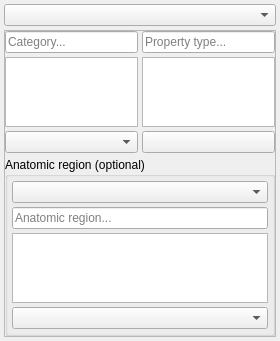
Before: the Qt Designer form Modules/Loadable/Terminologies/Widgets/Resources/UI/qSlicerTerminologyNavigatorWidget.ui in Slicer/SlicerGitSVNArchive, drawn with Qt 5.
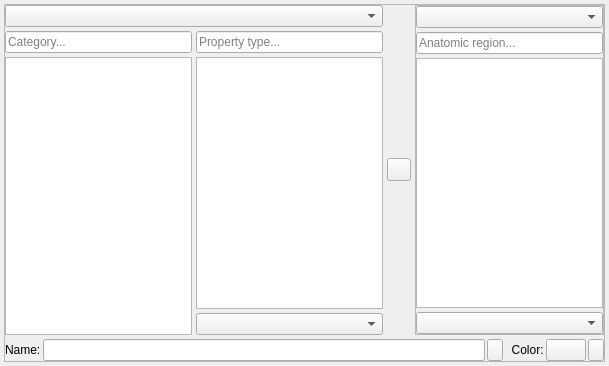
After: the same form once the commit is applied. Icons and pictures are not drawn. Custom widgets are drawn as their Qt base class.

Commit message:
ENH: Default segment names and terminologies; changed terminology selector layout
By default segments get consecutive colors from the generic anatomy color table, Tissue/Tissue terminology entry, and the same name as before (Segment_N). They now store whether name and color are automatically generated, and the auto-generated values only override these values if they were not manually changed.
Terminology selector layout has been changed, and name field added on the bottom.

```diff
--- a/Modules/Loadable/Terminologies/Widgets/Resources/UI/qSlicerTerminologyNavigatorWidget.ui
+++ b/Modules/Loadable/Terminologies/Widgets/Resources/UI/qSlicerTerminologyNavigatorWidget.ui
@@ -6,8 +6,8 @@
    <rect>
     <x>0</x>
     <y>0</y>
-    <width>280</width>
-    <height>327</height>
+    <width>609</width>
+    <height>366</height>
    </rect>
   </property>
   <property name="windowTitle">
@@ -20,13 +20,6 @@
    <property name="spacing">
     <number>4</number>
    </property>
-   <item row="0" column="1" colspan="2">
-    <widget class="ctkComboBox" name="ComboBox_Terminology">
-     <property name="defaultText">
-      <string>Select terminology...</string>
-     </property>
-    </widget>
-   </item>
    <item row="4" column="1" colspan="2">
     <widget class="QFrame" name="frame_TerminologyEntry">
      <property name="sizePolicy">
@@ -48,7 +41,115 @@
       <property name="spacing">
        <number>4</number>
       </property>
+      <item row="4" column="0" colspan="4">
+       <layout class="QHBoxLayout" name="horizontalLayout_2">
+        <property name="spacing">
+         <number>2</number>
+        </property>
+        <item>
+         <widget class="QLabel" name="label_Name">
+          <property name="text">
+           <string>Name:</string>
+          </property>
+         </widget>
+        </item>
+        <item>
+         <widget class="QLineEdit" name="lineEdit_Name"/>
+        </item>
+        <item>
+         <widget class="QPushButton" name="pushButton_ResetName">
+          <property name="maximumSize">
+           <size>
+            <width>16</width>
+            <height>16777215</height>
+           </size>
+          </property>
+          <property name="text">
+           <string/>
+          </property>
+          <property name="icon">
+           <iconset resource="../qSlicerTerminologiesModuleWidgets.qrc">
+            <normaloff>:/Icons/ResetProperty.png</normaloff>:/Icons/ResetProperty.png</iconset>
+          </property>
+         </widget>
+        </item>
+        <item>
+         <widget class="QLabel" name="label">
+          <property name="text">
+           <string>  Color:</string>
+          </property>
+         </widget>
+        </item>
+        <item>
+         <widget class="ctkColorPickerButton" name="ColorPickerButton_RecommendedRGB">
+          <property name="displayColorName">
+           <bool>false</bool>
+          </property>
+         </widget>
+        </item>
+        <item>
+         <widget class="QPushButton" name="pushButton_ResetColor">
+          <property name="maximumSize">
+           <size>
+            <width>16</width>
+            <height>16777215</height>
+           </size>
+          </property>
+          <property name="text">
+           <string/>
+          </property>
+          <property name="icon">
+           <iconset resource="../qSlicerTerminologiesModuleWidgets.qrc">
+            <normaloff>:/Icons/ResetProperty.png</normaloff>:/Icons/ResetProperty.png</iconset>
+          </property>
+         </widget>
+        </item>
+       </layout>
+      </item>
+      <item row="3" column="1">
+       <widget class="ctkComboBox" name="ComboBox_TypeModifier">
+        <property name="defaultText">
+         <string>Select type modifier...</string>
+        </property>
+       </widget>
+      </item>
+      <item row="2" column="0" rowspan="2">
+       <widget class="QTableWidget" name="tableWidget_Category">
+        <property name="editTriggers">
+         <set>QAbstractItemView::NoEditTriggers</set>
+        </property>
+        <property name="selectionMode">
+         <enum>QAbstractItemView::SingleSelection</enum>
+        </property>
+        <property name="selectionBehavior">
+         <enum>QAbstractItemView::SelectRows</enum>
+        </property>
+        <property name="columnCount">
+         <number>1</number>
+        </property>
+        <attribute name="horizontalHeaderVisible">
+         <bool>false</bool>
+        </attribute>
+        <attribute name="horizontalHeaderStretchLastSection">
+         <bool>true</bool>
+        </attribute>
+        <attribute name="verticalHeaderVisible">
+         <bool>false</bool>
+        </attribute>
+        <column/>
+       </widget>
+      </item>
       <item row="1" column="1">
+       <widget class="ctkSearchBox" name="SearchBox_Type">
+        <property name="placeholderText">
+         <string>Property type...</string>
+        </property>
+        <property name="showSearchIcon">
+         <bool>true</bool>
+        </property>
+       </widget>
+      </item>
+      <item row="2" column="1">
        <widget class="QTableWidget" name="tableWidget_Type">
         <property name="editTriggers">
          <set>QAbstractItemView::NoEditTriggers</set>
@@ -75,32 +176,6 @@
        </widget>
       </item>
       <item row="1" column="0">
-       <widget class="QTableWidget" name="tableWidget_Category">
-        <property name="editTriggers">
-         <set>QAbstractItemView::NoEditTriggers</set>
-        </property>
-        <property name="selectionMode">
-         <enum>QAbstractItemView::SingleSelection</enum>
-        </property>
-        <property name="selectionBehavior">
-         <enum>QAbstractItemView::SelectRows</enum>
-        </property>
-        <property name="columnCount">
-         <number>1</number>
-        </property>
-        <attribute name="horizontalHeaderVisible">
-         <bool>false</bool>
-        </attribute>
-        <attribute name="horizontalHeaderStretchLastSection">
-         <bool>true</bool>
-        </attribute>
-        <attribute name="verticalHeaderVisible">
-         <bool>false</bool>
-        </attribute>
-        <column/>
-       </widget>
-      </item>
-      <item row="0" column="0">
        <widget class="ctkSearchBox" name="SearchBox_Category">
         <property name="placeholderText">
          <string>Category...</string>
@@ -110,53 +185,43 @@
         </property>
        </widget>
       </item>
-      <item row="0" column="1">
-       <widget class="ctkSearchBox" name="SearchBox_Type">
-        <property name="placeholderText">
-         <string>Property type...</string>
-        </property>
-        <property name="showSearchIcon">
-         <bool>true</bool>
-        </property>
-       </widget>
-      </item>
-      <item row="2" column="0">
-       <widget class="ctkComboBox" name="ComboBox_TypeModifier">
+      <item row="0" column="0" colspan="2">
+       <widget class="ctkComboBox" name="ComboBox_Terminology">
         <property name="defaultText">
          <string>Select type modifier...</string>
         </property>
        </widget>
       </item>
-      <item row="2" column="1">
-       <widget class="ctkColorPickerButton" name="ColorPickerButton_RecommendedRGB">
-        <property name="displayColorName">
+      <item row="0" column="2" rowspan="4">
+       <widget class="ctkExpandButton" name="AnatomicalRegionExpandButton">
+        <property name="checked">
          <bool>true</bool>
         </property>
        </widget>
       </item>
-      <item row="3" column="0" colspan="2">
-       <widget class="ctkCollapsibleGroupBox" name="CollapsibleGroupBox_AnatomicRegion">
-        <property name="title">
-         <string>Anatomic region (optional)</string>
+      <item row="0" column="3" rowspan="4">
+       <widget class="QFrame" name="frame_AnatomicRegion">
+        <property name="frameShape">
+         <enum>QFrame::StyledPanel</enum>
         </property>
-        <property name="collapsed">
-         <bool>false</bool>
+        <property name="frameShadow">
+         <enum>QFrame::Raised</enum>
         </property>
-        <layout class="QGridLayout" name="gridLayout_4">
-         <property name="margin">
-          <number>4</number>
-         </property>
+        <layout class="QVBoxLayout" name="verticalLayout">
          <property name="spacing">
           <number>4</number>
          </property>
-         <item row="3" column="0">
-          <widget class="ctkComboBox" name="ComboBox_AnatomicRegionModifier">
+         <property name="margin">
+          <number>0</number>
+         </property>
+         <item>
+          <widget class="ctkComboBox" name="ComboBox_AnatomicContext">
            <property name="defaultText">
             <string>Select anatomic region modifier...</string>
            </property>
           </widget>
          </item>
-         <item row="1" column="0">
+         <item>
           <widget class="ctkSearchBox" name="SearchBox_AnatomicRegion">
            <property name="placeholderText">
             <string>Anatomic region...</string>
@@ -166,14 +231,7 @@
            </property>
           </widget>
          </item>
-         <item row="0" column="0">
-          <widget class="ctkComboBox" name="ComboBox_AnatomicContext">
-           <property name="defaultText">
-            <string>Select anatomic region context...</string>
-           </property>
-          </widget>
-         </item>
-         <item row="2" column="0">
+         <item>
           <widget class="QTableWidget" name="tableWidget_AnatomicRegion">
            <property name="editTriggers">
             <set>QAbstractItemView::NoEditTriggers</set>
@@ -199,6 +257,13 @@
            <column/>
           </widget>
          </item>
+         <item>
+          <widget class="ctkComboBox" name="ComboBox_AnatomicRegionModifier">
+           <property name="defaultText">
+            <string>Select anatomic region modifier...</string>
+           </property>
+          </widget>
+         </item>
         </layout>
        </widget>
       </item>
@@ -214,12 +279,6 @@
    <header>qMRMLWidget.h</header>
    <container>1</container>
   </customwidget>
-  <customwidget>
-   <class>ctkCollapsibleGroupBox</class>
-   <extends>QGroupBox</extends>
-   <header>ctkCollapsibleGroupBox.h</header>
-   <container>1</container>
-  </customwidget>
   <customwidget>
    <class>ctkColorPickerButton</class>
    <extends>QPushButton</extends>
@@ -230,6 +289,11 @@
    <extends>QComboBox</extends>
    <header>ctkComboBox.h</header>
   </customwidget>
+  <customwidget>
+   <class>ctkExpandButton</class>
+   <extends>QToolButton</extends>
+   <header>ctkExpandButton.h</header>
+  </customwidget>
   <customwidget>
    <class>ctkSearchBox</class>
    <extends>QLineEdit</extends>
```
Left out of the diff: 27 changed lines with no effect on the pictures. The commit also changes 22 other files.
